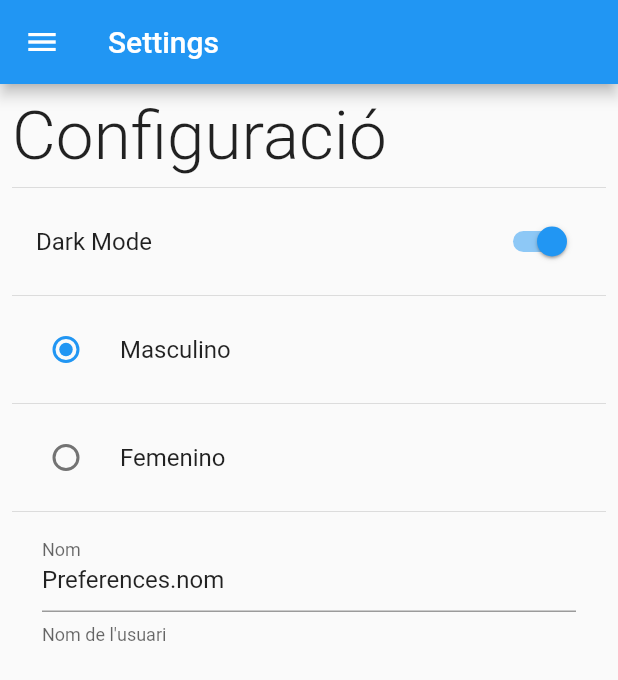
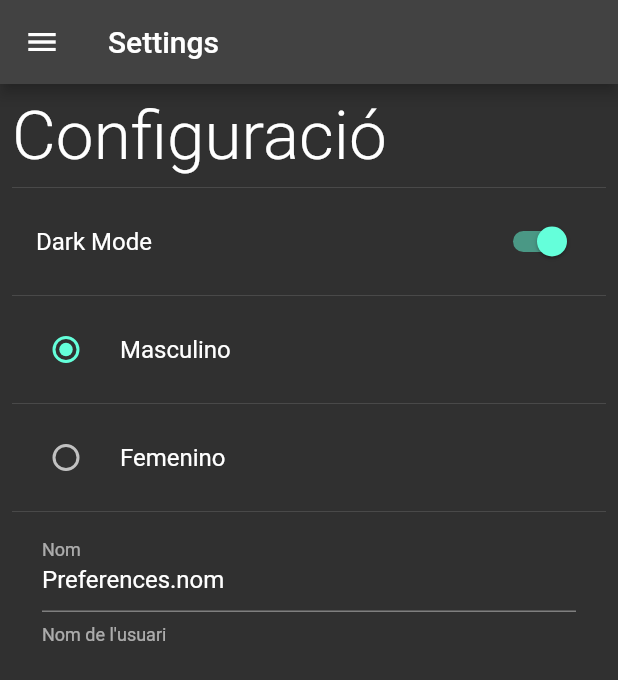
Before and after one commit to Steppewolff/PMDM_preferenciasFLutter, a Flutter app: the SettingsScreen screen opened by its route, after a tap on "Dark Mode", on a phone screen of 412 x 824 dp. Shown: the top 680 px of the screen. Run offline on Flutter 3.47's test engine with Material 2 defaults, Android fonts, the phone set to English and light mode, and no system bars; our stand-ins replace shared_preferences; missing offline and left inert: dart:ffi; accounts and stored records are empty.

Commit message:
Cambios en settings_screen, main.dart y theme_provider

```diff
--- a/lib/providers/theme_provider.dart
+++ b/lib/providers/theme_provider.dart
@@ -5,4 +5,14 @@ class ThemeProvider extends ChangeNotifier {
 
   ThemeProvider({required bool isDarkMode})
       : currentTheme = isDarkMode ? ThemeData.dark() : ThemeData.light();
+
+  setLightMode() {
+    currentTheme = ThemeData.light();
+    notifyListeners();
+  }
+
+  setDarkMode() {
+    currentTheme = ThemeData.dark();
+    notifyListeners();
+  }
 }
--- a/lib/screens/settings_screen.dart
+++ b/lib/screens/settings_screen.dart
@@ -1,5 +1,7 @@
 import 'package:flutter/material.dart';
+import 'package:preferences_app_plantilla/providers/theme_provider.dart';
 import 'package:preferences_app_plantilla/widgets/widgets.dart';
+import 'package:provider/provider.dart';
 
 import '../preferences/preferences.dart';
 
@@ -39,6 +41,11 @@ class _SettingsScreenState extends State<SettingsScreen> {
                     title: const Text('Dark Mode'),
                     onChanged: (value) {
                       Preferences.isDarkMode = value;
+                      final themeProvider =
+                          Provider.of<ThemeProvider>(context, listen: false);
+                      value
+                          ? themeProvider.setDarkMode()
+                          : themeProvider.setLightMode();
                       setState(() {});
                     }),
                 const Divider(),
--- a/pubspec.yaml
+++ b/pubspec.yaml
@@ -33,6 +33,7 @@ dependencies:
   flutter:
     sdk: flutter
   shared_preferences: ^2.0.15
+  provider: ^6.0.2
 
 dev_dependencies:
 
```
Also changed, not shown: lib/main.dart (+7 -2 lines), pubspec.lock.
